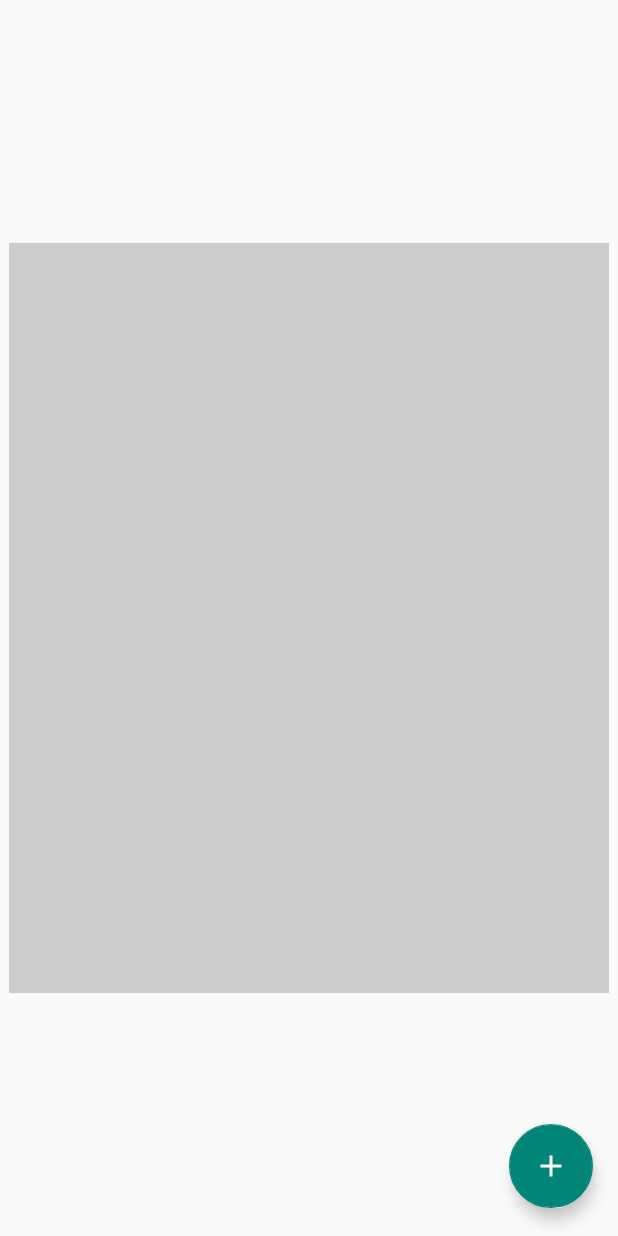
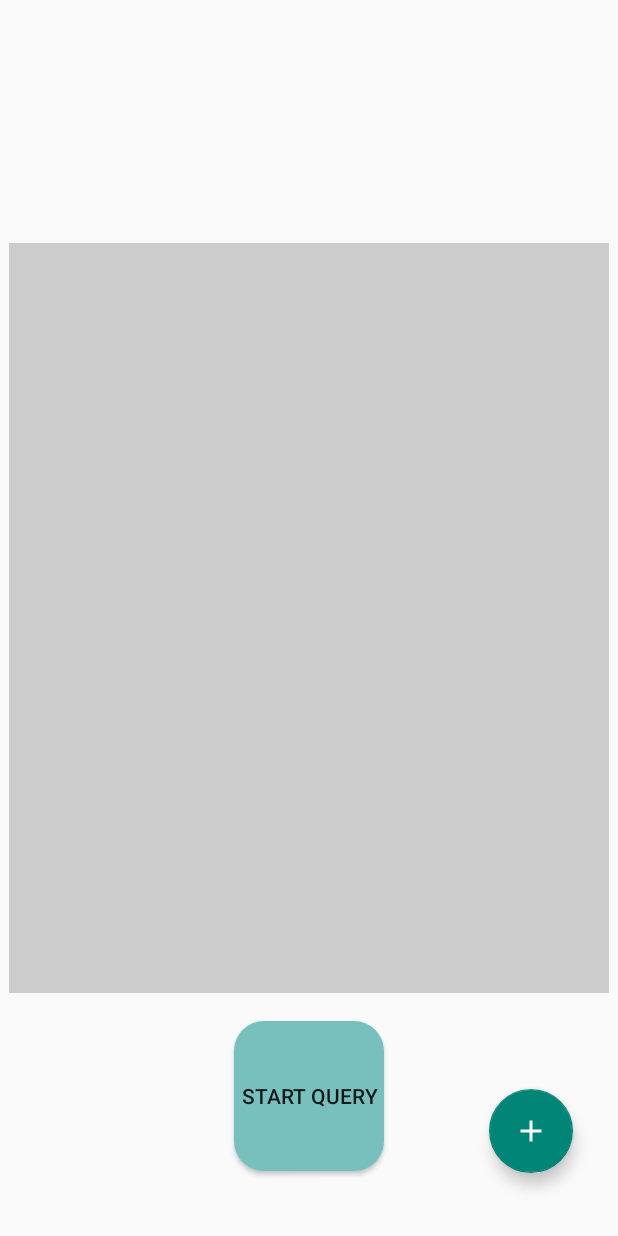
Before and after one commit to Carter907/QueryHub, an Android app: the layout quiz_screen.xml on its own in the app's theme, with its tools: preview values and no code run, on a phone screen of 412 x 824 dp. Run offline under Robolectric (Android 15) with nearby library versions, the phone set to English and light mode, and no system bars.

Commit message:
first commit

```diff
--- /dev/null
+++ b/app/src/main/res/drawable/start_quiz.xml
@@ -0,0 +1,8 @@
+<?xml version="1.0" encoding="utf-8"?>
+<shape xmlns:android="http://schemas.android.com/apk/res/android"
+    android:shape="rectangle">
+
+    <corners android:radius="20dp"></corners>
+    <solid android:color="#78C0BE"></solid>
+
+</shape>
--- a/app/src/main/res/layout/home_screen.xml
+++ b/app/src/main/res/layout/home_screen.xml
@@ -36,8 +36,8 @@
         android:src="@drawable/add_button"
         app:layout_constraintBottom_toBottomOf="parent"
         app:layout_constraintEnd_toEndOf="parent"
-        app:layout_constraintHorizontal_bias="0.954"
+        app:layout_constraintHorizontal_bias="0.915"
         app:layout_constraintStart_toStartOf="parent"
         app:layout_constraintTop_toTopOf="parent"
-        app:layout_constraintVertical_bias="0.976" />
+        app:layout_constraintVertical_bias="0.945" />
 </androidx.constraintlayout.widget.ConstraintLayout>
--- a/app/src/main/res/layout/quiz_screen.xml
+++ b/app/src/main/res/layout/quiz_screen.xml
@@ -20,13 +20,30 @@
 
         android:layout_width="wrap_content"
         android:layout_height="wrap_content"
+        android:src="@drawable/add_button"
+        android:background="@color/button_color"
         app:layout_constraintBottom_toBottomOf="parent"
         app:layout_constraintEnd_toEndOf="parent"
-        app:layout_constraintHorizontal_bias="0.954"
+        app:layout_constraintHorizontal_bias="0.915"
         app:layout_constraintStart_toStartOf="parent"
         app:layout_constraintTop_toTopOf="parent"
-        app:layout_constraintVertical_bias="0.976"
-        android:src="@drawable/add_button"
+        app:layout_constraintVertical_bias="0.945" />
+
+    <Button
+
+        android:id="@+id/startQuizButton"
+
+        android:layout_width="100dp"
+        android:layout_height="100dp"
+        android:text="start query"
+        android:background="@drawable/start_quiz"
+        app:layout_constraintBottom_toBottomOf="parent"
+        app:layout_constraintEnd_toEndOf="parent"
+        app:layout_constraintHorizontal_bias="0.5"
+        app:layout_constraintStart_toStartOf="parent"
+        app:layout_constraintTop_toTopOf="parent"
+        app:layout_constraintVertical_bias="0.94"
+
         />
 
 </androidx.constraintlayout.widget.ConstraintLayout>
--- a/app/src/main/res/values/colors.xml
+++ b/app/src/main/res/values/colors.xml
@@ -10,5 +10,6 @@
     <color name="quiz_element_background_color">#505050</color>
     <color name="question_recycler_background">#3C393939</color>
     <color name="question_element_background">#601B1B1B</color>
+    <color name="button_color">#81D3C0</color>
 
 </resources>
```
